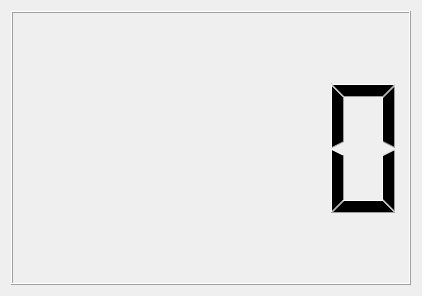
The window that desktop app/project/resources/StageWidget.ui (BenitezDev/GymkhanaCreator) describes before a commit, drawn with Qt 5.
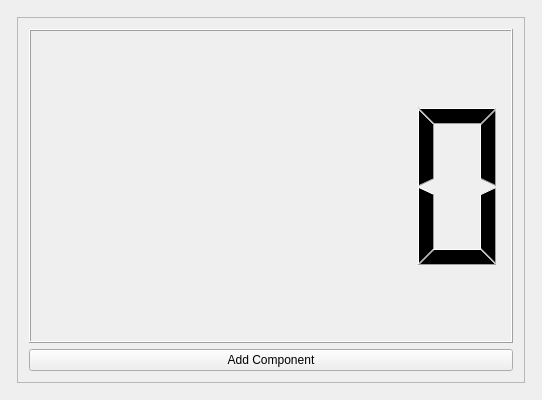
The same window after the commit.

Commit message: add component to stage

The edit to the form file:
```diff
--- a/desktop app/project/resources/StageWidget.ui
+++ b/desktop app/project/resources/StageWidget.ui
@@ -6,16 +6,98 @@
    <rect>
     <x>0</x>
     <y>0</y>
-    <width>422</width>
-    <height>296</height>
+    <width>542</width>
+    <height>400</height>
    </rect>
   </property>
+  <property name="minimumSize">
+   <size>
+    <width>0</width>
+    <height>200</height>
+   </size>
+  </property>
+  <property name="maximumSize">
+   <size>
+    <width>16777215</width>
+    <height>400</height>
+   </size>
+  </property>
   <property name="windowTitle">
    <string>StageWidget</string>
   </property>
   <layout class="QGridLayout" name="gridLayout">
-   <item row="0" column="0">
-    <widget class="QLCDNumber" name="lcdNumber"/>
+   <item row="1" column="2">
+    <widget class="QFrame" name="frame_4">
+     <property name="frameShape">
+      <enum>QFrame::StyledPanel</enum>
+     </property>
+     <property name="frameShadow">
+      <enum>QFrame::Raised</enum>
+     </property>
+    </widget>
+   </item>
+   <item row="1" column="1">
+    <layout class="QHBoxLayout" name="horizontalLayout">
+     <item>
+      <widget class="QScrollArea" name="scrollArea">
+       <property name="widgetResizable">
+        <bool>true</bool>
+       </property>
+       <widget class="QWidget" name="scrollAreaWidgetContents">
+        <property name="geometry">
+         <rect>
+          <x>0</x>
+          <y>0</y>
+          <width>488</width>
+          <height>346</height>
+         </rect>
+        </property>
+        <layout class="QGridLayout" name="gridLayout_2">
+         <item row="1" column="0">
+          <widget class="QPushButton" name="AddComponent">
+           <property name="text">
+            <string>Add Component</string>
+           </property>
+          </widget>
+         </item>
+         <item row="0" column="0">
+          <widget class="QLCDNumber" name="lcdNumber"/>
+         </item>
+        </layout>
+       </widget>
+      </widget>
+     </item>
+    </layout>
+   </item>
+   <item row="1" column="0">
+    <widget class="QFrame" name="frame_2">
+     <property name="frameShape">
+      <enum>QFrame::StyledPanel</enum>
+     </property>
+     <property name="frameShadow">
+      <enum>QFrame::Raised</enum>
+     </property>
+    </widget>
+   </item>
+   <item row="0" column="1">
+    <widget class="QFrame" name="frame">
+     <property name="frameShape">
+      <enum>QFrame::StyledPanel</enum>
+     </property>
+     <property name="frameShadow">
+      <enum>QFrame::Raised</enum>
+     </property>
+    </widget>
+   </item>
+   <item row="4" column="1">
+    <widget class="QFrame" name="frame_3">
+     <property name="frameShape">
+      <enum>QFrame::StyledPanel</enum>
+     </property>
+     <property name="frameShadow">
+      <enum>QFrame::Raised</enum>
+     </property>
+    </widget>
    </item>
   </layout>
  </widget>
```
The commit also changes 2 other files.
